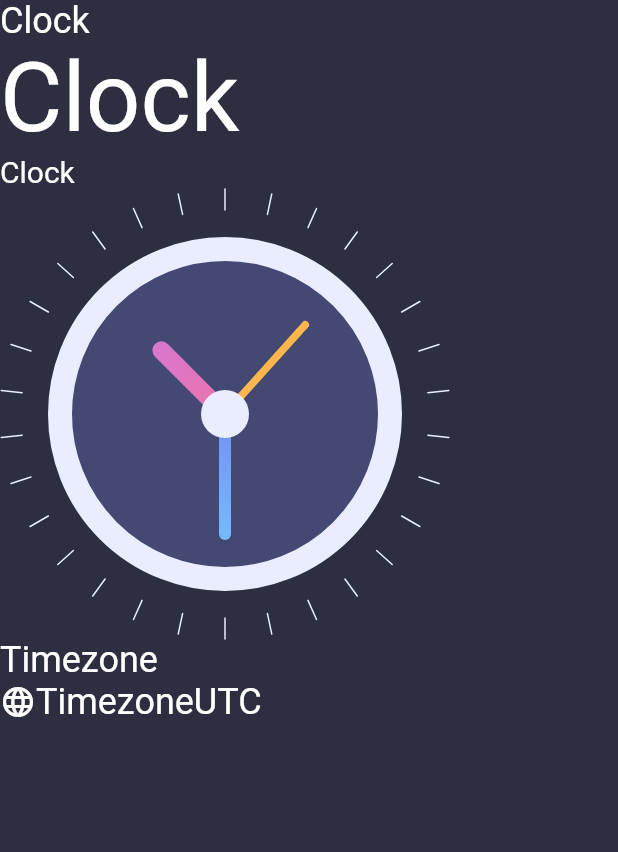
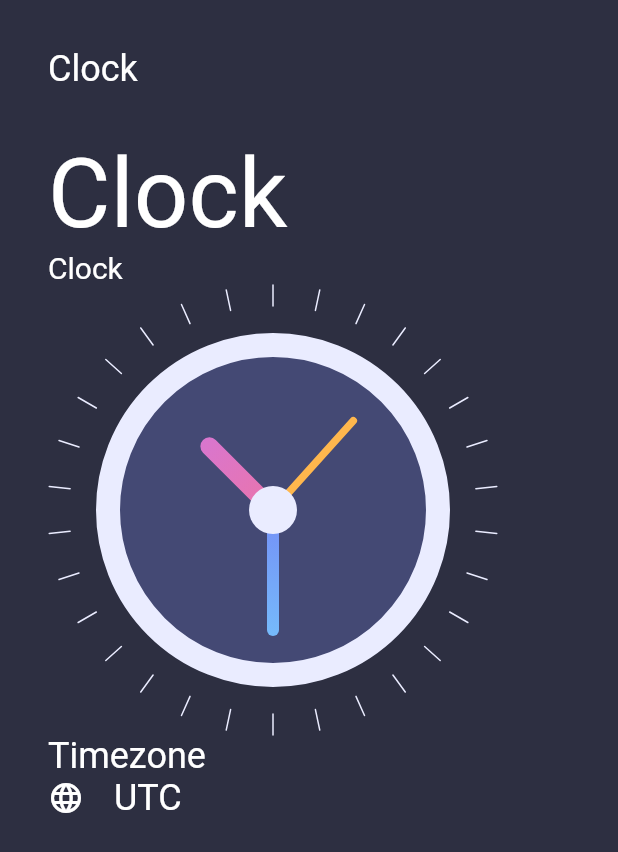
Before and after one commit to Mukhammadaliti/clock_app, a Flutter app: the screen it shows after launch, on a phone screen of 412 x 824 dp. Shown: the top 852 px of the screen. Run offline on Flutter 3.47's test engine with Material 2 defaults, Android fonts, the phone set to English and light mode, and no system bars.

Commit message:
dart time

```diff
--- a/lib/home_page.dart
+++ b/lib/home_page.dart
@@ -1,5 +1,6 @@
 import 'package:clock_app/clock_view.dart';
 import 'package:flutter/material.dart';
+import 'package:intl/intl.dart';
 
 class HomePage extends StatefulWidget {
   const HomePage({Key? key}) : super(key: key);
@@ -9,14 +10,16 @@ class HomePage extends StatefulWidget {
 }
 
 class _HomePageState extends State<HomePage> {
+  var me = DateTime.now();
+  // var formattedTime = DateFormat('').format(me);
   @override
   Widget build(BuildContext context) {
-    return Material(
-      child: Scaffold(
-        body: SafeArea(
-          child: Container(
-            alignment: Alignment.center,
-            color: Color(0xff2d2f41),
+    return Scaffold(
+      backgroundColor: Color(0xff2d2f41),
+      body: Container(
+        padding: EdgeInsets.all(32),
+        // alignment: Alignment.center,
+        // color: Color(0xff2d2f41),
         child: Column(
           crossAxisAlignment: CrossAxisAlignment.start,
           children: <Widget>[
@@ -26,6 +29,9 @@ class _HomePageState extends State<HomePage> {
                 color: Colors.white,
                 fontSize: 24,
               ),
+            ),
+            SizedBox(
+              height: 32,
             ),
             Text(
               "Clock",
@@ -55,12 +61,8 @@ class _HomePageState extends State<HomePage> {
                   Icons.language,
                   color: Colors.white,
                 ),
-                    Text(
-                      "Timezone",
-                      style: TextStyle(
-                        color: Colors.white,
-                        fontSize: 24,
-                      ),
+                SizedBox(
+                  width: 20,
                 ),
                 Text(
                   "UTC",
@@ -74,8 +76,6 @@ class _HomePageState extends State<HomePage> {
           ],
         ),
       ),
-        ),
-      ),
     );
   }
 }
--- a/lib/main.dart
+++ b/lib/main.dart
@@ -16,6 +16,7 @@ class _MyAppState extends State<MyApp> {
   @override
   Widget build(BuildContext context) {
     return MaterialApp(
+      debugShowCheckedModeBanner: false,
       theme: ThemeData(
         primarySwatch: Colors.blue,
         visualDensity: VisualDensity.adaptivePlatformDensity,
--- a/pubspec.yaml
+++ b/pubspec.yaml
@@ -46,6 +46,7 @@ dev_dependencies:
   # package. See that file for information about deactivating specific lint
   # rules and activating additional ones.
   flutter_lints: ^2.0.0
+  intl: ^0.18.0
 
 # For information on the generic Dart part of this file, see the
 # following page: https://dart.dev/tools/pub/pubspec
```
Also changed, not shown: pubspec.lock. Lines whose indentation alone changed are shown as unchanged.
